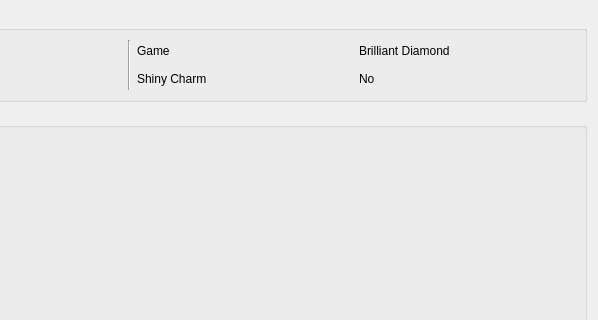
First picture: the form in Source/Forms/Gen8/Wild8.ui, repository Admiral-Fish/PokeFinder, before the edit; both pictures show x 602 to 1200 and y 0 to 320 of the 1200 by 700 pixel window.
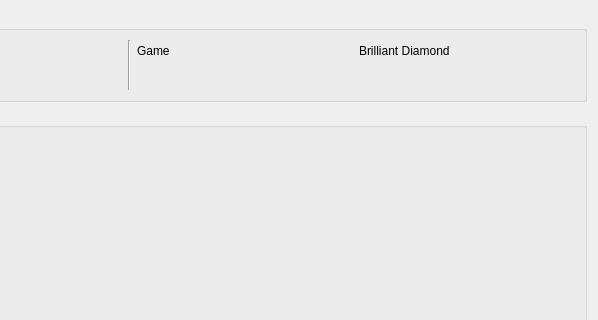
Second picture: the form after the edit. Custom widgets are drawn as their Qt base class.

Commit message: Removed unnecessary display information

What changed in the file:
```diff
--- a/Source/Forms/Gen8/Wild8.ui
+++ b/Source/Forms/Gen8/Wild8.ui
@@ -95,13 +95,6 @@
       <item row="0" column="1">
        <widget class="QComboBox" name="comboBoxProfiles"/>
       </item>
-      <item row="1" column="6">
-       <widget class="QLabel" name="labelProfileShinyCharm">
-        <property name="text">
-         <string>Shiny Charm</string>
-        </property>
-       </widget>
-      </item>
       <item row="1" column="2">
        <widget class="QLabel" name="labelProfileSID">
         <property name="text">
@@ -109,13 +102,6 @@
         </property>
        </widget>
       </item>
-      <item row="1" column="7">
-       <widget class="QLabel" name="labelProfileShinyCharmValue">
-        <property name="text">
-         <string>No</string>
-        </property>
-       </widget>
-      </item>
      </layout>
     </widget>
    </item>
```
The commit also changes 1 other file.
